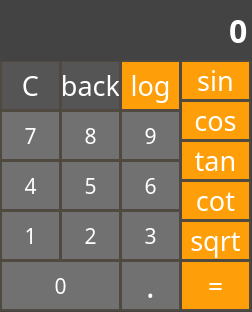
omidNomiri/My-python-learning-process, file Assignment_17/more_window.ui: the form before one commit.
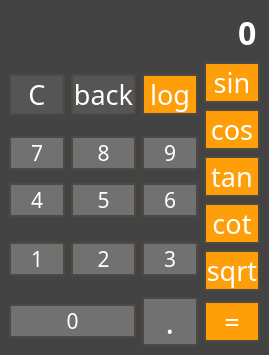
The form after the commit.

What changed in the file:
```diff
--- a/Assignment_17/more_window.ui
+++ b/Assignment_17/more_window.ui
@@ -6,8 +6,8 @@
    <rect>
     <x>0</x>
     <y>0</y>
-    <width>252</width>
-    <height>312</height>
+    <width>269</width>
+    <height>327</height>
    </rect>
   </property>
   <property name="windowTitle">
@@ -18,339 +18,9 @@
 border-radius: 1px;</string>
   </property>
   <widget class="QWidget" name="centralwidget">
-   <widget class="QPushButton" name="btn_number1">
-    <property name="geometry">
-     <rect>
-      <x>0</x>
-      <y>210</y>
-      <width>61</width>
-      <height>51</height>
-     </rect>
-    </property>
-    <property name="font">
-     <font>
-      <family>Segoe MDL2 Assets</family>
-      <pointsize>16</pointsize>
-     </font>
-    </property>
-    <property name="styleSheet">
-     <string notr="true">background-color: rgb(113, 113, 114);
-color: rgb(255, 255, 255);
-border: 2px solid rgb(79, 73, 64) ;</string>
-    </property>
-    <property name="text">
-     <string>1</string>
-    </property>
-   </widget>
-   <widget class="QPushButton" name="btn_number5">
-    <property name="geometry">
-     <rect>
-      <x>60</x>
-      <y>160</y>
-      <width>61</width>
-      <height>51</height>
-     </rect>
-    </property>
-    <property name="font">
-     <font>
-      <family>Segoe MDL2 Assets</family>
-      <pointsize>16</pointsize>
-     </font>
-    </property>
-    <property name="styleSheet">
-     <string notr="true">background-color: rgb(113, 113, 114);
-color: rgb(255, 255, 255);
-border: 2px solid rgb(79, 73, 64) ;</string>
-    </property>
-    <property name="text">
-     <string>5</string>
-    </property>
-   </widget>
-   <widget class="QPushButton" name="btn_dot">
-    <property name="geometry">
-     <rect>
-      <x>120</x>
-      <y>260</y>
-      <width>61</width>
-      <height>51</height>
-     </rect>
-    </property>
-    <property name="sizePolicy">
-     <sizepolicy hsizetype="Minimum" vsizetype="Fixed">
-      <horstretch>0</horstretch>
-      <verstretch>0</verstretch>
-     </sizepolicy>
-    </property>
-    <property name="font">
-     <font>
-      <family>Segoe MDL2 Assets</family>
-      <pointsize>24</pointsize>
-     </font>
-    </property>
-    <property name="contextMenuPolicy">
-     <enum>Qt::PreventContextMenu</enum>
-    </property>
-    <property name="layoutDirection">
-     <enum>Qt::LeftToRight</enum>
-    </property>
-    <property name="styleSheet">
-     <string notr="true">background-color: rgb(113, 113, 114);
-color: rgb(255, 255, 255);
-border: 2px solid rgb(79, 73, 64) ;</string>
-    </property>
-    <property name="text">
-     <string>.</string>
-    </property>
-   </widget>
-   <widget class="QPushButton" name="btn_number6">
-    <property name="geometry">
-     <rect>
-      <x>120</x>
-      <y>160</y>
-      <width>61</width>
-      <height>51</height>
-     </rect>
-    </property>
-    <property name="font">
-     <font>
-      <family>Segoe MDL2 Assets</family>
-      <pointsize>16</pointsize>
-     </font>
-    </property>
-    <property name="styleSheet">
-     <string notr="true">background-color: rgb(113, 113, 114);
-color: rgb(255, 255, 255);
-border: 2px solid rgb(79, 73, 64) ;</string>
-    </property>
-    <property name="text">
-     <string>6</string>
-    </property>
-   </widget>
-   <widget class="QPushButton" name="btn_number9">
-    <property name="geometry">
-     <rect>
-      <x>120</x>
-      <y>110</y>
-      <width>61</width>
-      <height>51</height>
-     </rect>
-    </property>
-    <property name="font">
-     <font>
-      <family>Segoe MDL2 Assets</family>
-      <pointsize>16</pointsize>
-     </font>
-    </property>
-    <property name="styleSheet">
-     <string notr="true">background-color: rgb(113, 113, 114);
-color: rgb(255, 255, 255);
-border: 2px solid rgb(79, 73, 64) ;</string>
-    </property>
-    <property name="text">
-     <string>9</string>
-    </property>
-   </widget>
-   <widget class="QPushButton" name="btn_number4">
-    <property name="geometry">
-     <rect>
-      <x>0</x>
-      <y>160</y>
-      <width>61</width>
-      <height>51</height>
-     </rect>
-    </property>
-    <property name="font">
-     <font>
-      <family>Segoe MDL2 Assets</family>
-      <pointsize>16</pointsize>
-     </font>
-    </property>
-    <property name="styleSheet">
-     <string notr="true">background-color: rgb(113, 113, 114);
-color: rgb(255, 255, 255);
-border: 2px solid rgb(79, 73, 64) ;</string>
-    </property>
-    <property name="text">
-     <string>4</string>
-    </property>
-   </widget>
-   <widget class="QPushButton" name="btn_number8">
-    <property name="geometry">
-     <rect>
-      <x>60</x>
-      <y>110</y>
-      <width>61</width>
-      <height>51</height>
-     </rect>
-    </property>
-    <property name="font">
-     <font>
-      <family>Segoe MDL2 Assets</family>
-      <pointsize>16</pointsize>
-     </font>
-    </property>
-    <property name="styleSheet">
-     <string notr="true">background-color: rgb(113, 113, 114);
-color: rgb(255, 255, 255);
-border: 2px solid rgb(79, 73, 64) ;</string>
-    </property>
-    <property name="text">
-     <string>8</string>
-    </property>
-   </widget>
-   <widget class="QPushButton" name="btn_number2">
-    <property name="geometry">
-     <rect>
-      <x>60</x>
-      <y>210</y>
-      <width>61</width>
-      <height>51</height>
-     </rect>
-    </property>
-    <property name="font">
-     <font>
-      <family>Segoe MDL2 Assets</family>
-      <pointsize>16</pointsize>
-     </font>
-    </property>
-    <property name="styleSheet">
-     <string notr="true">background-color: rgb(113, 113, 114);
-color: rgb(255, 255, 255);
-border: 2px solid rgb(79, 73, 64) ;</string>
-    </property>
-    <property name="text">
-     <string>2</string>
-    </property>
-   </widget>
-   <widget class="QPushButton" name="btn_number3">
-    <property name="geometry">
-     <rect>
-      <x>120</x>
-      <y>210</y>
-      <width>61</width>
-      <height>51</height>
-     </rect>
-    </property>
-    <property name="font">
-     <font>
-      <family>Segoe MDL2 Assets</family>
-      <pointsize>16</pointsize>
-     </font>
-    </property>
-    <property name="styleSheet">
-     <string notr="true">background-color: rgb(113, 113, 114);
-color: rgb(255, 255, 255);
-border: 2px solid rgb(79, 73, 64) ;</string>
-    </property>
-    <property name="text">
-     <string>3</string>
-    </property>
-   </widget>
-   <widget class="QPushButton" name="btn_number7">
-    <property name="geometry">
-     <rect>
-      <x>0</x>
-      <y>110</y>
-      <width>61</width>
-      <height>51</height>
-     </rect>
-    </property>
-    <property name="font">
-     <font>
-      <family>Segoe MDL2 Assets</family>
-      <pointsize>16</pointsize>
-     </font>
-    </property>
-    <property name="styleSheet">
-     <string notr="true">background-color: rgb(113, 113, 114);
-color: rgb(255, 255, 255);
-border: 2px solid rgb(79, 73, 64) ;</string>
-    </property>
-    <property name="text">
-     <string>7</string>
-    </property>
-   </widget>
-   <widget class="QPushButton" name="btn_clear">
-    <property name="geometry">
-     <rect>
-      <x>0</x>
-      <y>60</y>
-      <width>61</width>
-      <height>51</height>
-     </rect>
-    </property>
-    <property name="font">
-     <font>
-      <family>Segoe MDL2 Assets</family>
-      <pointsize>20</pointsize>
-     </font>
-    </property>
-    <property name="styleSheet">
-     <string notr="true">color: rgb(255, 255, 255);
-background-color: rgb(85, 85, 86);
-border: 2px solid rgb(79, 73, 64) ;</string>
-    </property>
-    <property name="text">
-     <string>C</string>
-    </property>
-   </widget>
-   <widget class="QPushButton" name="btn_number0">
-    <property name="geometry">
-     <rect>
-      <x>0</x>
-      <y>260</y>
-      <width>121</width>
-      <height>51</height>
-     </rect>
-    </property>
-    <property name="font">
-     <font>
-      <family>Segoe MDL2 Assets</family>
-      <pointsize>16</pointsize>
-     </font>
-    </property>
-    <property name="styleSheet">
-     <string notr="true">background-color: rgb(113, 113, 114);
-color: rgb(255, 255, 255);
-border: 2px solid rgb(79, 73, 64) ;</string>
-    </property>
-    <property name="text">
-     <string>0</string>
-    </property>
-   </widget>
-   <widget class="QPushButton" name="btn_back">
-    <property name="geometry">
-     <rect>
-      <x>60</x>
-      <y>60</y>
-      <width>61</width>
-      <height>51</height>
-     </rect>
-    </property>
-    <property name="font">
-     <font>
-      <family>Segoe MDL2 Assets</family>
-      <pointsize>20</pointsize>
-     </font>
-    </property>
-    <property name="styleSheet">
-     <string notr="true">color: rgb(255, 255, 255);
-background-color: rgb(85, 85, 86);
-border: 2px solid rgb(79, 73, 64) ;</string>
-    </property>
-    <property name="text">
-     <string>back</string>
-    </property>
-   </widget>
+   <layout class="QGridLayout" name="gridLayout">
+    <item row="0" column="0" colspan="4">
    <widget class="QLineEdit" name="text">
-    <property name="geometry">
-     <rect>
-      <x>-10</x>
-      <y>0</y>
-      <width>261</width>
-      <height>61</height>
-     </rect>
-    </property>
     <property name="font">
      <font>
       <family>Segoe UI Semibold</family>
@@ -376,15 +46,45 @@
      <set>Qt::AlignRight|Qt::AlignTrailing|Qt::AlignVCenter</set>
     </property>
    </widget>
+    </item>
+    <item row="1" column="0" rowspan="2">
+     <widget class="QPushButton" name="btn_clear">
+      <property name="font">
+       <font>
+        <family>Segoe MDL2 Assets</family>
+        <pointsize>20</pointsize>
+       </font>
+      </property>
+      <property name="styleSheet">
+       <string notr="true">color: rgb(255, 255, 255);
+background-color: rgb(85, 85, 86);
+border: 2px solid rgb(79, 73, 64) ;</string>
+      </property>
+      <property name="text">
+       <string>C</string>
+      </property>
+     </widget>
+    </item>
+    <item row="1" column="1" rowspan="2">
+     <widget class="QPushButton" name="btn_back">
+      <property name="font">
+       <font>
+        <family>Segoe MDL2 Assets</family>
+        <pointsize>20</pointsize>
+       </font>
+      </property>
+      <property name="styleSheet">
+       <string notr="true">color: rgb(255, 255, 255);
+background-color: rgb(85, 85, 86);
+border: 2px solid rgb(79, 73, 64) ;</string>
+      </property>
+      <property name="text">
+       <string>back</string>
+      </property>
+     </widget>
+    </item>
+    <item row="1" column="2" rowspan="2">
    <widget class="QPushButton" name="btn_log">
-    <property name="geometry">
-     <rect>
-      <x>120</x>
-      <y>60</y>
-      <width>61</width>
-      <height>51</height>
-     </rect>
-    </property>
     <property name="font">
      <font>
       <family>Segoe MDL2 Assets</family>
@@ -400,15 +100,9 @@
      <string>log</string>
     </property>
    </widget>
+    </item>
+    <item row="1" column="3">
    <widget class="QPushButton" name="btn_sin">
-    <property name="geometry">
-     <rect>
-      <x>180</x>
-      <y>60</y>
-      <width>71</width>
-      <height>41</height>
-     </rect>
-    </property>
     <property name="font">
      <font>
       <family>Segoe MDL2 Assets</family>
@@ -424,15 +118,9 @@
      <string>sin</string>
     </property>
    </widget>
+    </item>
+    <item row="2" column="3" rowspan="2">
    <widget class="QPushButton" name="btn_cos">
-    <property name="geometry">
-     <rect>
-      <x>180</x>
-      <y>100</y>
-      <width>71</width>
-      <height>41</height>
-     </rect>
-    </property>
     <property name="font">
      <font>
       <family>Segoe MDL2 Assets</family>
@@ -448,15 +136,63 @@
      <string>cos</string>
     </property>
    </widget>
+    </item>
+    <item row="3" column="0" rowspan="2">
+     <widget class="QPushButton" name="btn_number7">
+      <property name="font">
+       <font>
+        <family>Segoe MDL2 Assets</family>
+        <pointsize>16</pointsize>
+       </font>
+      </property>
+      <property name="styleSheet">
+       <string notr="true">background-color: rgb(113, 113, 114);
+color: rgb(255, 255, 255);
+border: 2px solid rgb(79, 73, 64) ;</string>
+      </property>
+      <property name="text">
+       <string>7</string>
+      </property>
+     </widget>
+    </item>
+    <item row="3" column="1" rowspan="2">
+     <widget class="QPushButton" name="btn_number8">
+      <property name="font">
+       <font>
+        <family>Segoe MDL2 Assets</family>
+        <pointsize>16</pointsize>
+       </font>
+      </property>
+      <property name="styleSheet">
+       <string notr="true">background-color: rgb(113, 113, 114);
+color: rgb(255, 255, 255);
+border: 2px solid rgb(79, 73, 64) ;</string>
+      </property>
+      <property name="text">
+       <string>8</string>
+      </property>
+     </widget>
+    </item>
+    <item row="3" column="2" rowspan="2">
+     <widget class="QPushButton" name="btn_number9">
+      <property name="font">
+       <font>
+        <family>Segoe MDL2 Assets</family>
+        <pointsize>16</pointsize>
+       </font>
+      </property>
+      <property name="styleSheet">
+       <string notr="true">background-color: rgb(113, 113, 114);
+color: rgb(255, 255, 255);
+border: 2px solid rgb(79, 73, 64) ;</string>
+      </property>
+      <property name="text">
+       <string>9</string>
+      </property>
+     </widget>
+    </item>
+    <item row="4" column="3" rowspan="2">
    <widget class="QPushButton" name="btn_tan">
-    <property name="geometry">
-     <rect>
-      <x>180</x>
-      <y>140</y>
-      <width>71</width>
-      <height>41</height>
-     </rect>
-    </property>
     <property name="font">
      <font>
       <family>Segoe MDL2 Assets</family>
@@ -472,15 +208,63 @@
      <string>tan</string>
     </property>
    </widget>
+    </item>
+    <item row="5" column="0" rowspan="2">
+     <widget class="QPushButton" name="btn_number4">
+      <property name="font">
+       <font>
+        <family>Segoe MDL2 Assets</family>
+        <pointsize>16</pointsize>
+       </font>
+      </property>
+      <property name="styleSheet">
+       <string notr="true">background-color: rgb(113, 113, 114);
+color: rgb(255, 255, 255);
+border: 2px solid rgb(79, 73, 64) ;</string>
+      </property>
+      <property name="text">
+       <string>4</string>
+      </property>
+     </widget>
+    </item>
+    <item row="5" column="1" rowspan="2">
+     <widget class="QPushButton" name="btn_number5">
+      <property name="font">
+       <font>
+        <family>Segoe MDL2 Assets</family>
+        <pointsize>16</pointsize>
+       </font>
+      </property>
+      <property name="styleSheet">
+       <string notr="true">background-color: rgb(113, 113, 114);
+color: rgb(255, 255, 255);
+border: 2px solid rgb(79, 73, 64) ;</string>
+      </property>
+      <property name="text">
+       <string>5</string>
+      </property>
+     </widget>
+    </item>
+    <item row="5" column="2" rowspan="2">
+     <widget class="QPushButton" name="btn_number6">
+      <property name="font">
+       <font>
+        <family>Segoe MDL2 Assets</family>
+        <pointsize>16</pointsize>
+       </font>
+      </property>
+      <property name="styleSheet">
+       <string notr="true">background-color: rgb(113, 113, 114);
+color: rgb(255, 255, 255);
+border: 2px solid rgb(79, 73, 64) ;</string>
+      </property>
+      <property name="text">
+       <string>6</string>
+      </property>
+     </widget>
+    </item>
+    <item row="6" column="3" rowspan="2">
    <widget class="QPushButton" name="btn_cot">
-    <property name="geometry">
-     <rect>
-      <x>180</x>
-      <y>180</y>
-      <width>71</width>
-      <height>41</height>
-     </rect>
-    </property>
     <property name="font">
      <font>
       <family>Segoe MDL2 Assets</family>
@@ -496,15 +280,63 @@
      <string>cot</string>
     </property>
    </widget>
+    </item>
+    <item row="7" column="0" rowspan="2">
+     <widget class="QPushButton" name="btn_number1">
+      <property name="font">
+       <font>
+        <family>Segoe MDL2 Assets</family>
+        <pointsize>16</pointsize>
+       </font>
+      </property>
+      <property name="styleSheet">
+       <string notr="true">background-color: rgb(113, 113, 114);
+color: rgb(255, 255, 255);
+border: 2px solid rgb(79, 73, 64) ;</string>
+      </property>
+      <property name="text">
+       <string>1</string>
+      </property>
+     </widget>
+    </item>
+    <item row="7" column="1" rowspan="2">
+     <widget class="QPushButton" name="btn_number2">
+      <property name="font">
+       <font>
+        <family>Segoe MDL2 Assets</family>
+        <pointsize>16</pointsize>
+       </font>
+      </property>
+      <property name="styleSheet">
+       <string notr="true">background-color: rgb(113, 113, 114);
+color: rgb(255, 255, 255);
+border: 2px solid rgb(79, 73, 64) ;</string>
+      </property>
+      <property name="text">
+       <string>2</string>
+      </property>
+     </widget>
+    </item>
+    <item row="7" column="2" rowspan="2">
+     <widget class="QPushButton" name="btn_number3">
+      <property name="font">
+       <font>
+        <family>Segoe MDL2 Assets</family>
+        <pointsize>16</pointsize>
+       </font>
+      </property>
+      <property name="styleSheet">
+       <string notr="true">background-color: rgb(113, 113, 114);
+color: rgb(255, 255, 255);
+border: 2px solid rgb(79, 73, 64) ;</string>
+      </property>
+      <property name="text">
+       <string>3</string>
+      </property>
+     </widget>
+    </item>
+    <item row="8" column="3">
    <widget class="QPushButton" name="btn_sqrt">
-    <property name="geometry">
-     <rect>
-      <x>180</x>
-      <y>220</y>
-      <width>71</width>
-      <height>41</height>
-     </rect>
-    </property>
     <property name="font">
      <font>
       <family>Segoe MDL2 Assets</family>
@@ -520,15 +352,57 @@
      <string>sqrt</string>
     </property>
    </widget>
+    </item>
+    <item row="9" column="0" colspan="2">
+     <widget class="QPushButton" name="btn_number0">
+      <property name="font">
+       <font>
+        <family>Segoe MDL2 Assets</family>
+        <pointsize>16</pointsize>
+       </font>
+      </property>
+      <property name="styleSheet">
+       <string notr="true">background-color: rgb(113, 113, 114);
+color: rgb(255, 255, 255);
+border: 2px solid rgb(79, 73, 64) ;</string>
+      </property>
+      <property name="text">
+       <string>0</string>
+      </property>
+     </widget>
+    </item>
+    <item row="9" column="2">
+     <widget class="QPushButton" name="btn_dot">
+      <property name="sizePolicy">
+       <sizepolicy hsizetype="Minimum" vsizetype="Fixed">
+        <horstretch>0</horstretch>
+        <verstretch>0</verstretch>
+       </sizepolicy>
+      </property>
+      <property name="font">
+       <font>
+        <family>Segoe MDL2 Assets</family>
+        <pointsize>24</pointsize>
+       </font>
+      </property>
+      <property name="contextMenuPolicy">
+       <enum>Qt::PreventContextMenu</enum>
+      </property>
+      <property name="layoutDirection">
+       <enum>Qt::LeftToRight</enum>
+      </property>
+      <property name="styleSheet">
+       <string notr="true">background-color: rgb(113, 113, 114);
+color: rgb(255, 255, 255);
+border: 2px solid rgb(79, 73, 64) ;</string>
+      </property>
+      <property name="text">
+       <string>.</string>
+      </property>
+     </widget>
+    </item>
+    <item row="9" column="3">
    <widget class="QPushButton" name="btn_result">
-    <property name="geometry">
-     <rect>
-      <x>180</x>
-      <y>260</y>
-      <width>71</width>
-      <height>51</height>
-     </rect>
-    </property>
     <property name="font">
      <font>
       <family>Segoe MDL2 Assets</family>
@@ -544,6 +418,8 @@
      <string>=</string>
     </property>
    </widget>
+    </item>
+   </layout>
   </widget>
  </widget>
  <resources/>
```
Lines whose indentation alone changed are shown as unchanged.
